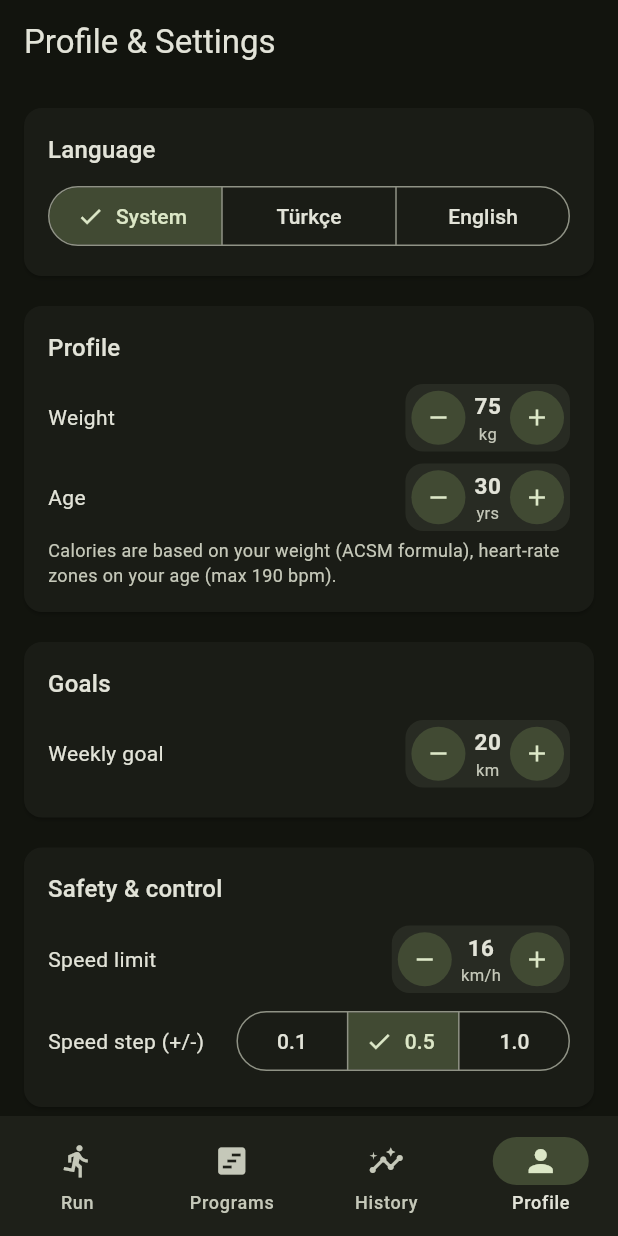
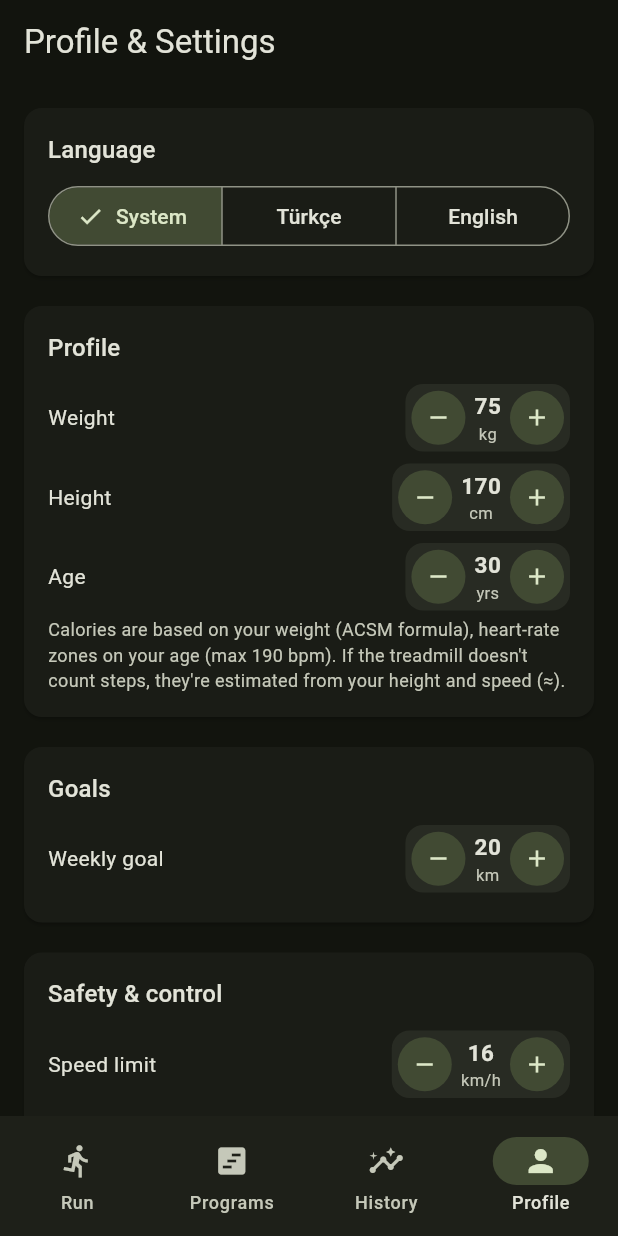
Before and after one commit to alisenn/stridefree, a Flutter app: the screen it shows after launch, item 4 of the bottom bar chosen, on a phone screen of 412 x 824 dp. Run offline on Flutter 3.47's test engine with Material 3 defaults, Android fonts, the phone set to English and light mode, and no system bars; our stand-ins replace file_picker, fl_chart, flutter_blue_plus, shared_preferences, wakelock_plus; missing offline and left inert: flutter_foreground_task.

Commit message:
Add step count and height setting
- Steps come from the treadmill when it reports them (FitShow modules);
  otherwise they're estimated from distance and stride length based on
  height and speed, shown with "≈"
- New Height setting in Profile (default 170 cm), included in backup
- Steps tile on the workout screen and workout summary; stored per
  session (older sessions show "--")
- Tests for stride estimate, session JSON round-trip and formatting

Co-Authored-By: Claude Opus 5.5 <noreply@anthropic.com>

```diff
--- a/lib/fitshow.dart
+++ b/lib/fitshow.dart
@@ -267,6 +267,8 @@ class FitShowTreadmill extends Treadmill {
         inclinePct: st.incline,
         heartRate: st.heartRate > 0 ? st.heartRate : null,
         elapsedS: st.elapsedS,
+        // Bazı modüller adım saymaz ve hep 0 gönderir; o zaman tahmin kullanılır.
+        steps: st.steps > 0 ? st.steps : null,
       ),
     );
   }
--- a/lib/models.dart
+++ b/lib/models.dart
@@ -10,6 +10,9 @@ class TreadmillData {
   final int? heartRate;
   final int? elapsedS;
 
+  /// Bandın saydığı toplam adım (yalnızca bazı bantlar, ör. FitShow)
+  final int? steps;
+
   const TreadmillData({
     this.speedKmh,
     this.inclinePct,
@@ -17,6 +20,7 @@ class TreadmillData {
     this.kcal,
     this.heartRate,
     this.elapsedS,
+    this.steps,
   });
 
   /// [next]'te olmayan alanları bu paketten tamamlar.
@@ -29,6 +33,7 @@ class TreadmillData {
     kcal: next.kcal ?? kcal,
     heartRate: next.heartRate ?? heartRate,
     elapsedS: next.elapsedS ?? elapsedS,
+    steps: next.steps ?? steps,
   );
 }
 
@@ -117,6 +122,12 @@ class WorkoutSession {
   final int? avgHr;
   final int? maxHr;
   final double elevationM;
+
+  /// Adım sayısı; null = bilinmiyor (eski / içe aktarılmış kayıtlar)
+  final int? steps;
+
+  /// true: adım banttan değil, mesafe ve boydan tahmin edildi
+  final bool stepsEstimated;
   final List<double> speedSamples; // her 5 sn
   final List<int> hrSamples; // her 5 sn (0 = veri yok)
   final String?
@@ -133,6 +144,8 @@ class WorkoutSession {
     this.avgHr,
     this.maxHr,
     this.elevationM = 0,
+    this.steps,
+    this.stepsEstimated = false,
     this.speedSamples = const [],
     this.hrSamples = const [],
     this.source,
@@ -156,6 +169,8 @@ class WorkoutSession {
     'ahr': avgHr,
     'mhr': maxHr,
     'elev': elevationM,
+    if (steps != null) 'steps': steps,
+    if (stepsEstimated) 'stEst': true,
     'ss': speedSamples,
     'hs': hrSamples,
     if (source != null) 'src': source,
@@ -172,6 +187,8 @@ class WorkoutSession {
     avgHr: (j['ahr'] as num?)?.toInt(),
     maxHr: (j['mhr'] as num?)?.toInt(),
     elevationM: (j['elev'] as num?)?.toDouble() ?? 0,
+    steps: (j['steps'] as num?)?.toInt(),
+    stepsEstimated: j['stEst'] == true,
     speedSamples: ((j['ss'] as List?) ?? [])
         .map((e) => (e as num).toDouble())
         .toList(),
@@ -180,6 +197,25 @@ class WorkoutSession {
         .toList(),
     source: j['src'] as String?,
   );
+}
+
+// ---------- Adım tahmini ----------
+
+/// Tek adımın uzunluğu (m): boy ve hıza göre yaklaşık değer.
+/// Yürürken boyun ~%41'i; koşuda adım hızla uzar (~%60–80).
+double strideLengthM(double heightCm, double kmh) {
+  final h = heightCm / 100;
+  if (kmh < 7) return h * 0.415;
+  return h * (0.6 + ((kmh - 7) * 0.025).clamp(0.0, 0.2));
+}
+
+/// Adım sayısını kısa biçimde yazar (ör. 4.512 / 4,512). Tahminse başına ≈.
+String fmtSteps(int steps, {bool estimated = false}) {
+  final s = steps.toString().replaceAllMapped(
+    RegExp(r'\B(?=(\d{3})+(?!\d))'),
+    (_) => isEn ? ',' : '.',
+  );
+  return estimated ? '≈$s' : s;
 }
 
 // ---------- Biçimlendirme yardımcıları ----------
--- a/lib/screens/history.dart
+++ b/lib/screens/history.dart
@@ -446,6 +446,13 @@ class SessionDetailScreen extends StatelessWidget {
                     icon: Icons.local_fire_department,
                   ),
                   MetricTile(
+                    label: tx('Adım', 'Steps'),
+                    value: s.steps == null
+                        ? '--'
+                        : fmtSteps(s.steps!, estimated: s.stepsEstimated),
+                    icon: Icons.directions_walk,
+                  ),
+                  MetricTile(
                     label: tx('Ort. hız', 'Avg speed'),
                     value: s.avgSpeed.toStringAsFixed(1),
                     unit: tx('km/s', 'km/h'),
--- a/lib/screens/settings.dart
+++ b/lib/screens/settings.dart
@@ -46,6 +46,18 @@ class SettingsScreen extends StatelessWidget {
               ),
             ),
             _Row(
+              tx('Boy', 'Height'),
+              AdjustControl(
+                compact: true,
+                label: 'cm',
+                value: s.heightCm.toStringAsFixed(0),
+                onMinus: () =>
+                    s.update(height: (s.heightCm - 1).clamp(100, 230)),
+                onPlus: () =>
+                    s.update(height: (s.heightCm + 1).clamp(100, 230)),
+              ),
+            ),
+            _Row(
               tx('Yaş', 'Age'),
               AdjustControl(
                 compact: true,
@@ -57,8 +69,10 @@ class SettingsScreen extends StatelessWidget {
             ),
             Text(
               tx(
-                'Kalori kilonuza göre (ACSM formülü), nabız bölgeleri yaşınıza göre (maks ${s.maxHr} bpm) hesaplanır.',
-                'Calories are based on your weight (ACSM formula), heart-rate zones on your age (max ${s.maxHr} bpm).',
+                'Kalori kilonuza göre (ACSM formülü), nabız bölgeleri yaşınıza göre (maks ${s.maxHr} bpm) hesaplanır. '
+                    'Bant adım saymıyorsa adım sayısı boyunuz ve hızınızdan tahmin edilir (≈).',
+                'Calories are based on your weight (ACSM formula), heart-rate zones on your age (max ${s.maxHr} bpm). '
+                    "If the treadmill doesn't count steps, they're estimated from your height and speed (≈).",
               ),
               style: TextStyle(fontSize: 12, color: cs.onSurfaceVariant),
             ),
--- a/lib/screens/workout.dart
+++ b/lib/screens/workout.dart
@@ -440,6 +440,11 @@ class _Metrics extends StatelessWidget {
         icon: Icons.local_fire_department,
       ),
       MetricTile(
+        label: tx('Adım', 'Steps'),
+        value: fmtSteps(wc.steps.round(), estimated: wc.stepsEstimated),
+        icon: Icons.directions_walk,
+      ),
+      MetricTile(
         label: tx('Tempo', 'Pace'),
         value: fmtPace(wc.paceMinPerKm),
         unit: '/km',
--- a/lib/state.dart
+++ b/lib/state.dart
@@ -19,6 +19,7 @@ late SharedPreferences prefs;
 // ---------------------------------------------------------------------------
 class SettingsStore extends ChangeNotifier {
   double weightKg = prefs.getDouble('weight') ?? 75;
+  double heightCm = prefs.getDouble('height') ?? 170;
   int age = prefs.getInt('age') ?? 30;
   double speedLimit = prefs.getDouble('speedLimit') ?? 16;
   double speedStep = prefs.getDouble('speedStep') ?? 0.5;
@@ -78,6 +79,7 @@ class SettingsStore extends ChangeNotifier {
 
   Map<String, dynamic> toJson() => {
     'weight': weightKg,
+    'height': heightCm,
     'age': age,
     'speedLimit': speedLimit,
     'speedStep': speedStep,
@@ -91,6 +93,7 @@ class SettingsStore extends ChangeNotifier {
     setManualIncline(enabled: j['manIncEnabled'] as bool?, pct: d('manIncPct'));
     update(
       weight: d('weight'),
+      height: d('height'),
       age: (j['age'] as num?)?.toInt(),
       limit: d('speedLimit'),
       step: d('speedStep'),
@@ -100,12 +103,14 @@ class SettingsStore extends ChangeNotifier {
 
   void update({
     double? weight,
+    double? height,
     int? age,
     double? limit,
     double? step,
     double? weekly,
   }) {
     if (weight != null) prefs.setDouble('weight', weightKg = weight);
+    if (height != null) prefs.setDouble('height', heightCm = height);
     if (age != null) prefs.setInt('age', this.age = age);
     if (limit != null) prefs.setDouble('speedLimit', speedLimit = limit);
     if (step != null) prefs.setDouble('speedStep', speedStep = step);
@@ -436,6 +441,7 @@ class WorkoutController extends ChangeNotifier {
   double distanceM = 0;
   double kcal = 0;
   double elevationM = 0;
+  double steps = 0;
   double maxSpeed = 0;
   double targetSpeed = 0;
   double targetIncline = 0;
@@ -452,6 +458,8 @@ class WorkoutController extends ChangeNotifier {
   StreamSubscription? _dataSub;
   int? _lastDeviceDist;
   bool _usingDeviceDist = false;
+  int? _lastDeviceSteps;
+  bool _usingDeviceSteps = false;
   DateTime? _startTime;
 
   // Süre gerçek saatten hesaplanır: uygulama bir süre uyusa bile kayma olmaz.
@@ -545,6 +553,7 @@ class WorkoutController extends ChangeNotifier {
     distanceM = 0;
     kcal = 0;
     elevationM = 0;
+    steps = 0;
     maxSpeed = 0;
     segmentIndex = -1;
     speedSamples.clear();
@@ -553,6 +562,8 @@ class WorkoutController extends ChangeNotifier {
     _maxHr = 0;
     _lastDeviceDist = null;
     _usingDeviceDist = false;
+    _lastDeviceSteps = null;
+    _usingDeviceSteps = false;
     _accumSec = 0;
     _runningSince = null;
     _lastTick = null;
@@ -598,7 +609,21 @@ class WorkoutController extends ChangeNotifier {
       }
       _lastDeviceDist = dist;
     }
+    final st = d.steps;
+    if (st != null) {
+      if (state == RunState.running && _lastDeviceSteps != null) {
+        final delta = st - _lastDeviceSteps!;
+        if (delta >= 0 && delta < 1000) {
+          steps += delta;
+          _usingDeviceSteps = true;
+        }
+      }
+      _lastDeviceSteps = st;
+    }
   }
+
+  /// Adım bandın sayacından değil tahminden mi geliyor
+  bool get stepsEstimated => !_usingDeviceSteps;
 
   void _tick() {
     if (state == RunState.paused) {
@@ -633,6 +658,9 @@ class WorkoutController extends ChangeNotifier {
       elevationM += v / 3.6 * dt * (incline / 100);
     }
     kcal += _kcalPerSec(v, incline) * dt;
+    if (!_usingDeviceSteps && v >= 0.5) {
+      steps += v / 3.6 * dt / strideLengthM(settings.heightCm, v);
+    }
     if (v > maxSpeed) maxSpeed = v;
     final h = hr;
     if (h != null && h > 0) {
@@ -778,6 +806,8 @@ class WorkoutController extends ChangeNotifier {
       avgHr: _hrWeight > 0 ? (_hrSum / _hrWeight).round() : null,
       maxHr: _maxHr > 0 ? _maxHr : null,
       elevationM: elevationM,
+      steps: steps.round(),
+      stepsEstimated: stepsEstimated,
       speedSamples: List.of(speedSamples),
       hrSamples: List.of(hrSamples),
     );
```
Also changed, not shown: 1 other file.
